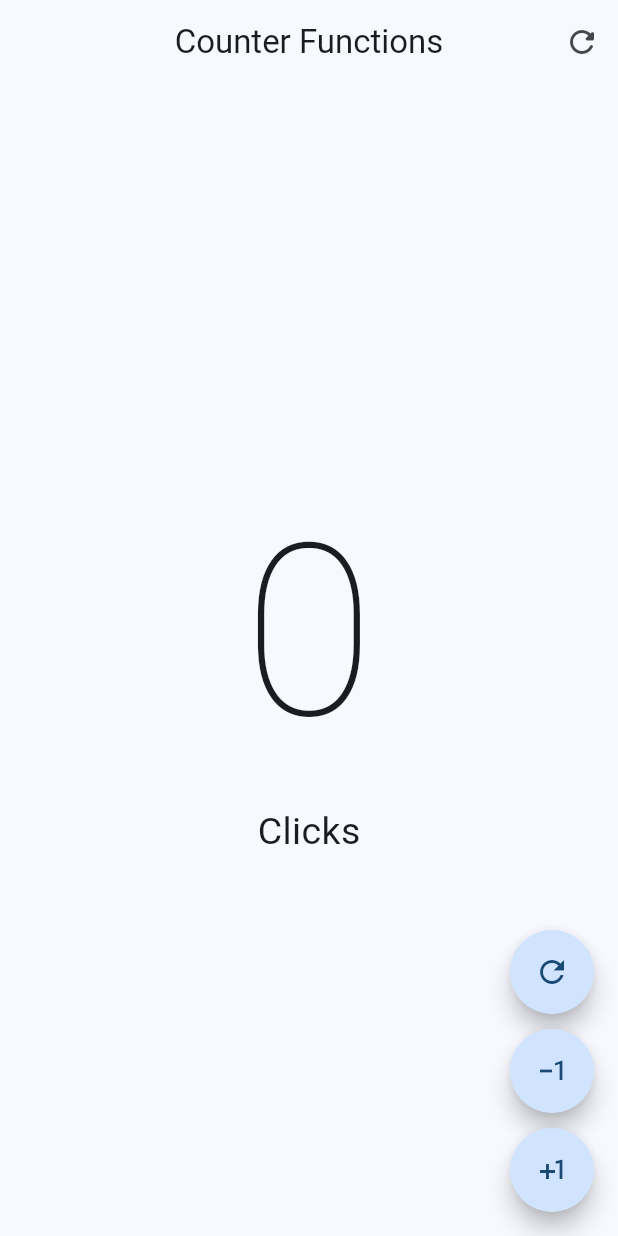
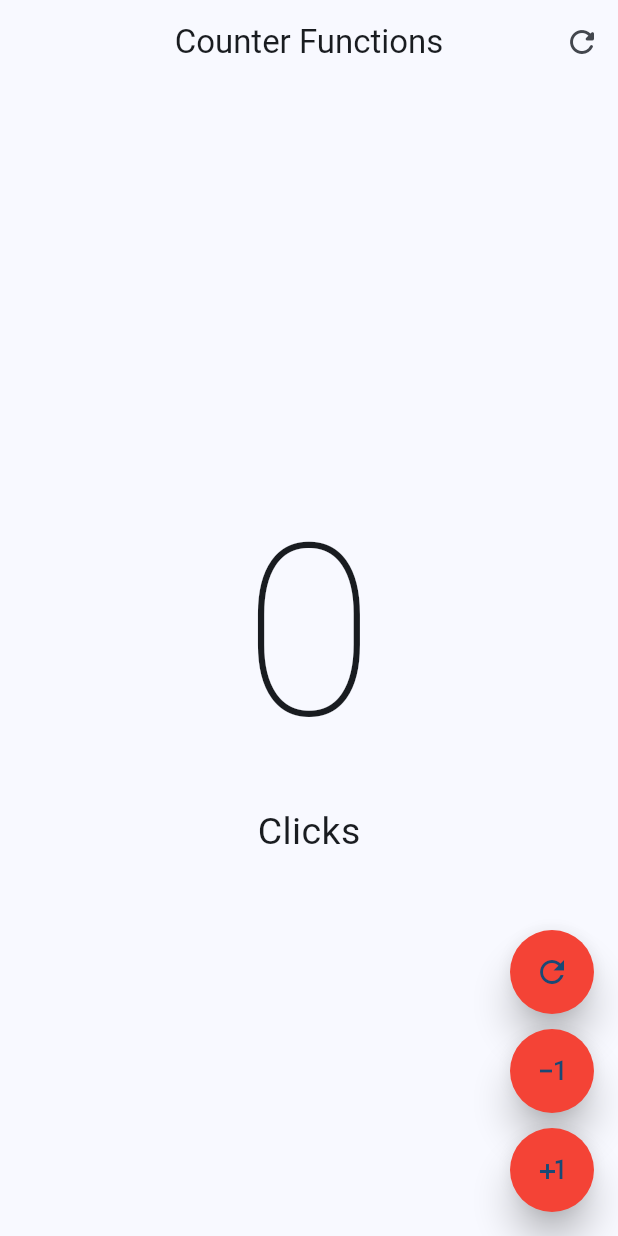
Before and after one commit to stacklast/flutter_hello_world_app, a Flutter app: the screen it shows after launch, after a tap on the "exposure minus 1" icon, on a phone screen of 412 x 824 dp. Run offline on Flutter 3.47's test engine with Material 3 defaults, Android fonts, the phone set to English and light mode, and no system bars.

```diff
--- a/lib/presentation/screens/counter/counter_functions_screen.dart
+++ b/lib/presentation/screens/counter/counter_functions_screen.dart
@@ -42,11 +42,30 @@ class _CounterFunctionsScreenState extends State<CounterFunctionsScreen> {
         floatingActionButton: Column(
           mainAxisAlignment: MainAxisAlignment.end,
           children: [
-            CustomButton(icon: Icons.refresh_outlined),
+            CustomButton(
+              icon: Icons.refresh_outlined,
+              onPressed: () {
+                clickCounter = 0;
+                setState(() {});
+              },
+            ),
             SizedBox(height: 10),
-            CustomButton(icon: Icons.exposure_minus_1_outlined),
+            CustomButton(
+              icon: Icons.exposure_minus_1_outlined,
+              onPressed: () {
+                if (clickCounter == 0) return;
+                clickCounter--;
+                setState(() {});
+              },
+            ),
             SizedBox(height: 10),
-            CustomButton(icon: Icons.plus_one),
+            CustomButton(
+              icon: Icons.plus_one,
+              onPressed: () {
+                clickCounter++;
+                setState(() {});
+              },
+            ),
           ],
         ));
   }
@@ -54,16 +73,22 @@ class _CounterFunctionsScreenState extends State<CounterFunctionsScreen> {
 
 class CustomButton extends StatelessWidget {
   final IconData icon;
+  final VoidCallback? onPressed;
 
   const CustomButton({
-    super.key, required this.icon,
+    super.key,
+    required this.icon,
+    this.onPressed,
   });
 
   @override
   Widget build(BuildContext context) {
     return FloatingActionButton(
+      enableFeedback: true,
+      elevation: 10,
+      backgroundColor: Colors.red,
       shape: StadiumBorder(),
-      onPressed: () {},
+      onPressed: onPressed,
       child: Icon(icon),
     );
   }
```
